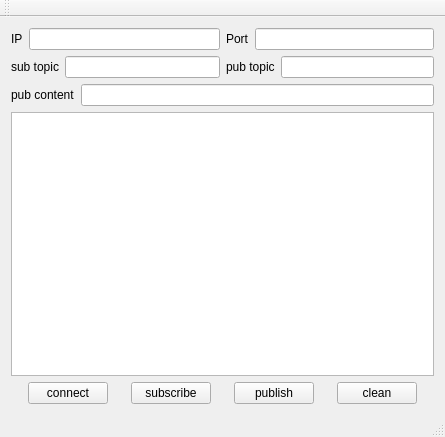
This is mainwindow.ui in AprilCat/Qt_MQTT_SimpleClient as Qt 5 draws it before an edit. The edited form follows.
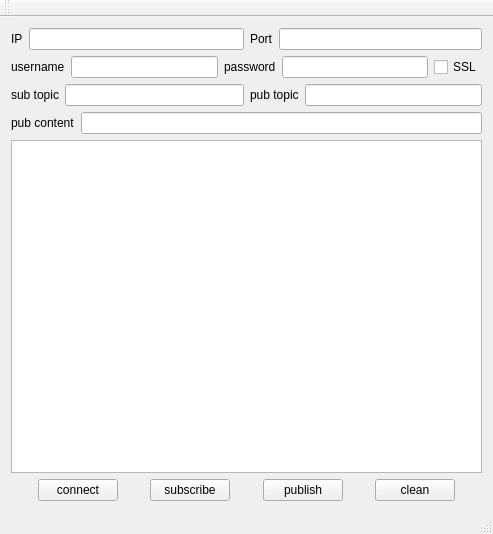
This is the edited form.

Commit message: add username and password

Diff of the .ui file:
```diff
--- a/mainwindow.ui
+++ b/mainwindow.ui
@@ -6,8 +6,8 @@
    <rect>
     <x>0</x>
     <y>0</y>
-    <width>445</width>
-    <height>437</height>
+    <width>493</width>
+    <height>534</height>
    </rect>
   </property>
   <property name="windowTitle">
@@ -47,6 +47,37 @@
       </item>
      </layout>
     </item>
+    <item>
+     <layout class="QHBoxLayout" name="horizontalLayout_9">
+      <item>
+       <widget class="QLabel" name="label_6">
+        <property name="text">
+         <string>username</string>
+        </property>
+       </widget>
+      </item>
+      <item>
+       <widget class="QLineEdit" name="lineEdit_username"/>
+      </item>
+      <item>
+       <widget class="QLabel" name="label_7">
+        <property name="text">
+         <string>password</string>
+        </property>
+       </widget>
+      </item>
+      <item>
+       <widget class="QLineEdit" name="lineEdit_password"/>
+      </item>
+      <item>
+       <widget class="QCheckBox" name="checkBox_isSSL">
+        <property name="text">
+         <string>SSL</string>
+        </property>
+       </widget>
+      </item>
+     </layout>
+    </item>
     <item>
      <layout class="QHBoxLayout" name="horizontalLayout_6">
       <item>
```
Left out of the diff: 2 changed lines with no effect on the pictures. The commit also changes 3 other files.
